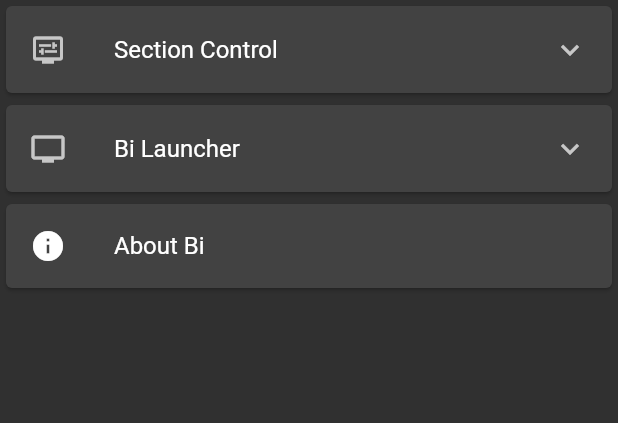
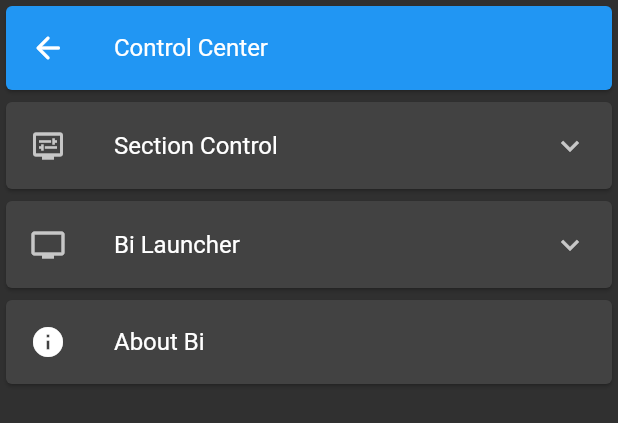
Before and after one commit to itssadil/Bi_Launcher, a Flutter app: the MyDrawer widget shown alone on an empty page, opened directly, on a phone screen of 412 x 824 dp. Shown: the top 423 px of the screen. Run offline on Flutter 3.47's test engine with Material 2 defaults, Android fonts, the phone set to English and light mode, and no system bars; our stand-ins replace chewie, rive, shared_preferences, video_player; missing offline and left inert: device_apps; accounts and stored records are empty; network calls fail.

Commit message:
Update Drawer

```diff
--- a/lib/widgets/myDrawer.dart
+++ b/lib/widgets/myDrawer.dart
@@ -11,6 +11,19 @@ class MyDrawer extends StatelessWidget {
       child: ListView(
         padding: EdgeInsets.zero,
         children: <Widget>[
+          Card(
+            color: Colors.blue,
+            child: ListTile(
+              onTap: () {
+                Navigator.pop(context);
+              },
+              leading: Icon(
+                Icons.arrow_back_rounded,
+                color: Colors.white,
+              ),
+              title: Text("Control Center"),
+            ),
+          ),
           Card(
             child: ExpansionTile(
               leading: Icon(Icons.display_settings_outlined),
```
